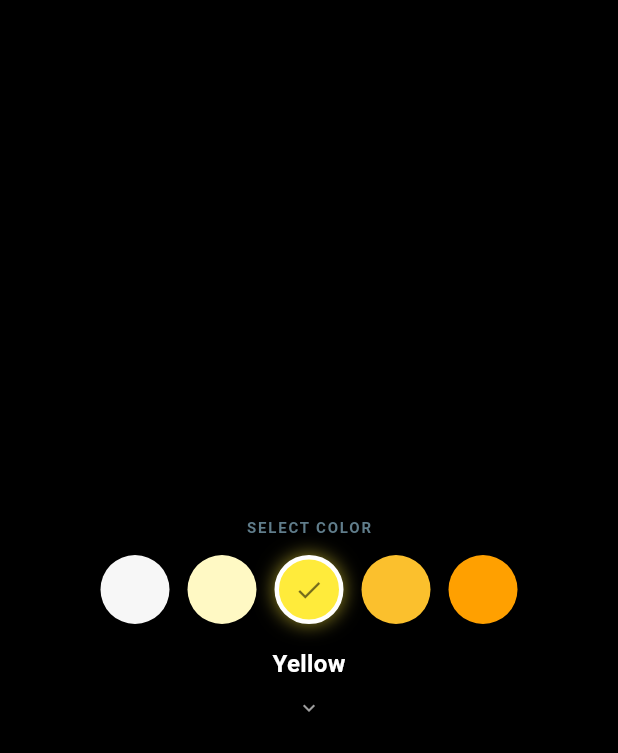
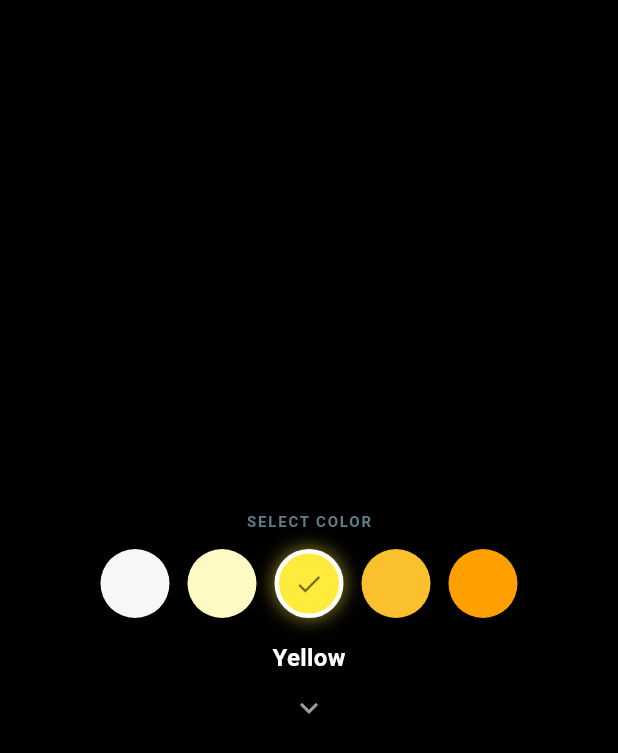
Before and after one commit to Tomekske/flow, a Flutter app: the UrineLogEntryPage screen opened directly, on a phone screen of 412 x 824 dp. Shown: the top 753 px of the screen. Run offline on Flutter 3.47's test engine with Material 3 defaults, Android fonts, the phone set to English and light mode, and no system bars; our stand-ins replace device_info_plus, equatable, fl_chart, flutter_bloc, flutter_dotenv, font_awesome_flutter and 1 more; accounts and stored records are empty; network calls fail.

Commit message:
Improves watch UI navigation for log entry
Introduces automatic advancement to the next step upon selection in the urine log entry form, streamlining the user workflow. Also adds manual navigation between steps using up and down arrow icons.

This change also ensures the `PageController` is properly disposed of to prevent memory leaks.

```diff
--- a/lib/presentation/watch/pages/urine_log_entry_page.dart
+++ b/lib/presentation/watch/pages/urine_log_entry_page.dart
@@ -24,6 +24,12 @@ class _UrineLogEntryPageState extends State<UrineLogEntryPage> {
 
   final PageController _mainPageController = PageController();
 
+  @override
+  void dispose() {
+    _mainPageController.dispose();
+    super.dispose();
+  }
+
   void _onSave() {
     Navigator.pop(context, {
       'color': _selectedColor,
@@ -31,6 +37,24 @@ class _UrineLogEntryPageState extends State<UrineLogEntryPage> {
       'urgency': _selectedUrgency,
       'created_at': DateTime.now(),
     });
+  }
+
+  void _goToNextPage() {
+    if (_mainPageController.hasClients) {
+      _mainPageController.nextPage(
+        duration: const Duration(milliseconds: 400),
+        curve: Curves.easeInOut,
+      );
+    }
+  }
+
+  void _goToPreviousPage() {
+    if (_mainPageController.hasClients) {
+      _mainPageController.previousPage(
+        duration: const Duration(milliseconds: 400),
+        curve: Curves.easeInOut,
+      );
+    }
   }
 
   @override
@@ -88,6 +112,9 @@ class _UrineLogEntryPageState extends State<UrineLogEntryPage> {
             return GestureDetector(
               onTap: () {
                 setState(() => _selectedColor = option);
+                Future.delayed(const Duration(milliseconds: 150), () {
+                  _goToNextPage();
+                });
               },
               child: AnimatedContainer(
                 duration: const Duration(milliseconds: 200),
@@ -125,7 +152,14 @@ class _UrineLogEntryPageState extends State<UrineLogEntryPage> {
           ),
         ),
         const SizedBox(height: 10),
-        const Icon(Icons.keyboard_arrow_down, color: Colors.grey, size: 16),
+        GestureDetector(
+          onTap: _goToNextPage,
+          child: const Icon(
+            Icons.keyboard_arrow_down,
+            color: Colors.grey,
+            size: 24,
+          ),
+        ),
       ],
     );
   }
@@ -135,7 +169,14 @@ class _UrineLogEntryPageState extends State<UrineLogEntryPage> {
 
     return _buildStepContainer(
       children: [
-        const Icon(Icons.keyboard_arrow_up, color: Colors.grey, size: 16),
+        GestureDetector(
+          onTap: _goToPreviousPage,
+          child: const Icon(
+            Icons.keyboard_arrow_up,
+            color: Colors.grey,
+            size: 24,
+          ),
+        ),
         const SizedBox(height: 8),
         const Text(
           "SELECT URGENCY",
@@ -158,13 +199,16 @@ class _UrineLogEntryPageState extends State<UrineLogEntryPage> {
             return GestureDetector(
               onTap: () {
                 setState(() => _selectedUrgency = urgencyValue);
+                Future.delayed(const Duration(milliseconds: 150), () {
+                  _goToNextPage();
+                });
               },
               child: AnimatedContainer(
                 duration: const Duration(milliseconds: 200),
                 padding: const EdgeInsets.symmetric(
                   horizontal: 16,
                   vertical: 10,
-                ), // Compact padding
+                ),
                 decoration: BoxDecoration(
                   color: isSelected ? Colors.white : Colors.white10,
                   borderRadius: BorderRadius.circular(20),
@@ -187,15 +231,30 @@ class _UrineLogEntryPageState extends State<UrineLogEntryPage> {
           }).toList(),
         ),
         const SizedBox(height: 15),
-        const Icon(Icons.keyboard_arrow_down, color: Colors.grey, size: 16),
+        GestureDetector(
+          onTap: _goToNextPage,
+          child: const Icon(
+            Icons.keyboard_arrow_down,
+            color: Colors.grey,
+            size: 24,
+          ),
+        ),
       ],
     );
   }
 
+  // --- Step 3: Volume ---
   Widget _buildVolumeStep() {
     return _buildStepContainer(
       children: [
-        const Icon(Icons.keyboard_arrow_up, color: Colors.grey, size: 16),
+        GestureDetector(
+          onTap: _goToPreviousPage,
+          child: const Icon(
+            Icons.keyboard_arrow_up,
+            color: Colors.grey,
+            size: 24,
+          ),
+        ),
         const SizedBox(height: 8),
         const Text(
           "SELECT VOLUME",
@@ -216,6 +275,9 @@ class _UrineLogEntryPageState extends State<UrineLogEntryPage> {
             return GestureDetector(
               onTap: () {
                 setState(() => _selectedAmount = amount);
+                Future.delayed(const Duration(milliseconds: 150), () {
+                  _goToNextPage();
+                });
               },
               child: AnimatedContainer(
                 duration: const Duration(milliseconds: 200),
@@ -244,7 +306,14 @@ class _UrineLogEntryPageState extends State<UrineLogEntryPage> {
           }).toList(),
         ),
         const SizedBox(height: 15),
-        const Icon(Icons.keyboard_arrow_down, color: Colors.grey, size: 16),
+        GestureDetector(
+          onTap: _goToNextPage,
+          child: const Icon(
+            Icons.keyboard_arrow_down,
+            color: Colors.grey,
+            size: 24,
+          ),
+        ),
       ],
     );
   }
@@ -254,7 +323,14 @@ class _UrineLogEntryPageState extends State<UrineLogEntryPage> {
       mainAxisAlignment: MainAxisAlignment.center,
       children: [
         const SizedBox(height: 20),
-        const Icon(Icons.keyboard_arrow_up, color: Colors.grey, size: 16),
+        GestureDetector(
+          onTap: _goToPreviousPage,
+          child: const Icon(
+            Icons.keyboard_arrow_up,
+            color: Colors.grey,
+            size: 24,
+          ),
+        ),
         const Spacer(),
         Row(
           mainAxisAlignment: MainAxisAlignment.center,
```
